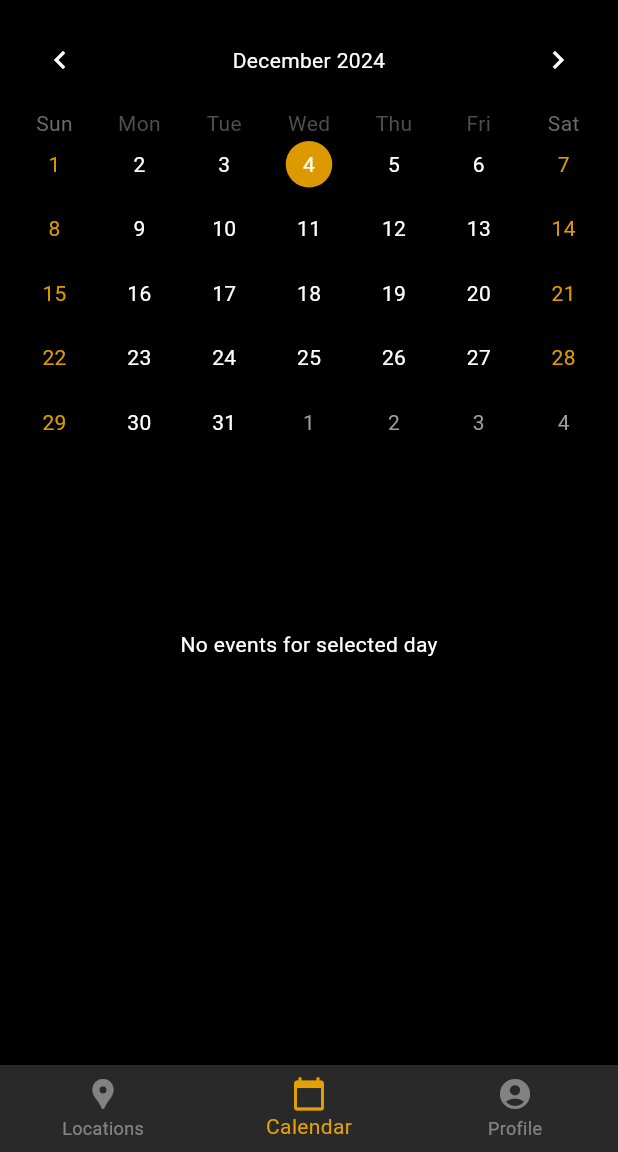
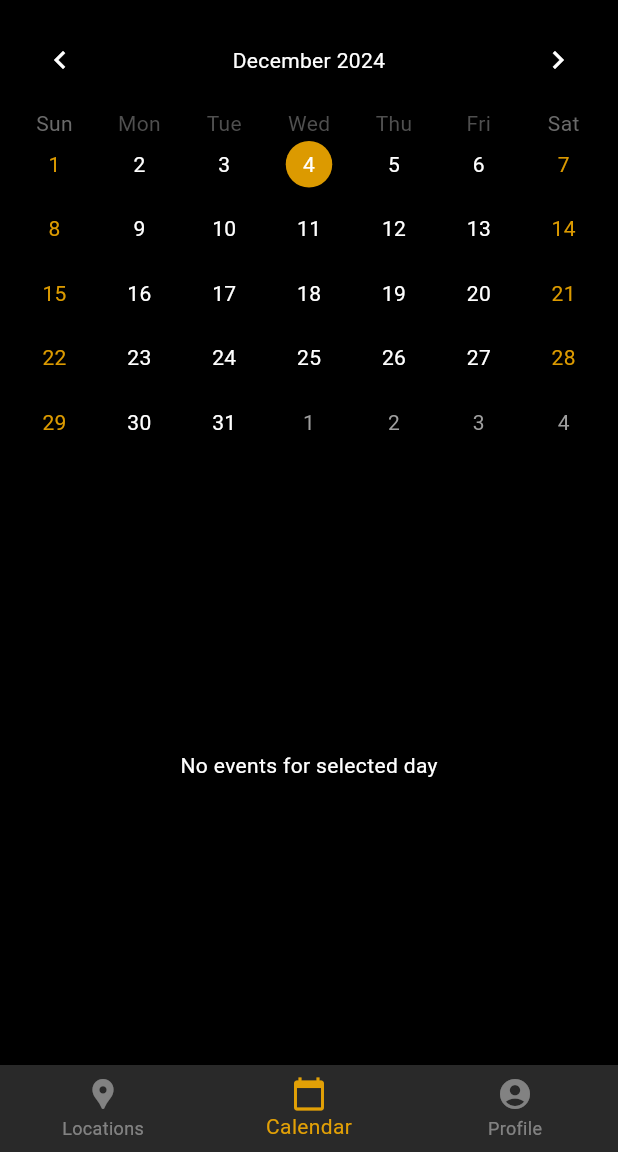
Before and after one commit to ZekePulido/BarBuzz, a Flutter app: the FullCalendarPage screen opened directly, on a phone screen of 412 x 824 dp, the part 84-1236 px from its top. Run offline on Flutter 3.47's test engine with Material 3 defaults, Android fonts, the light colour scheme and no system bars; drawn by our look-alikes of table_calendar; our stand-ins replace cloud_firestore, firebase_auth, firebase_core, firebase_messaging, flutter_secure_storage; accounts and stored records are empty.

Commit message:
Made recurring events and improved the calendar

```diff
--- a/lib/pages/user/full_calendar_page.dart
+++ b/lib/pages/user/full_calendar_page.dart
@@ -59,7 +59,6 @@ class _FullCalendarPageState extends State<FullCalendarPage> {
 
   Future<void> _fetchEvents() async {
     try {
-      // Query Firestore to get events
       final querySnapshot = await FirebaseFirestore.instance.collection('events').get();
       final Map<DateTime, List<Event>> eventsMap = {};
 
@@ -121,9 +120,8 @@ class _FullCalendarPageState extends State<FullCalendarPage> {
       ),
       body: Column(
         children: [
-          Flexible(
-            flex: 4,
-            child: Container(
+          // Calendar Section
+          Container(
             padding: const EdgeInsets.all(8.0),
             child: TableCalendar(
               locale: 'en_US',
@@ -186,9 +184,8 @@ class _FullCalendarPageState extends State<FullCalendarPage> {
               availableGestures: AvailableGestures.all,
             ),
           ),
-          ),
-          Flexible(
-            flex: 2,
+          // Scrollable Events Section
+          Expanded(
             child: _selectedDayEvents.isNotEmpty
                 ? ListView.builder(
                     itemCount: _selectedDayEvents.length,
```
Also changed, not shown: lib/pages/bar/create_events_page.dart (+57 -30 lines). Lines whose indentation alone changed are shown as unchanged.
